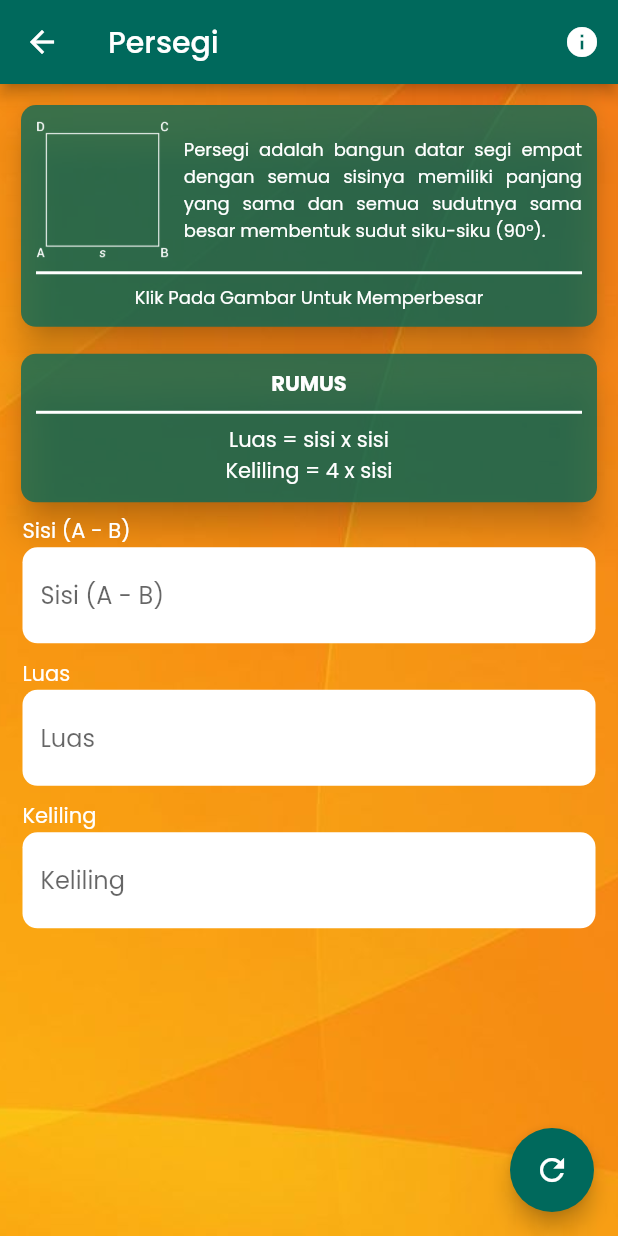
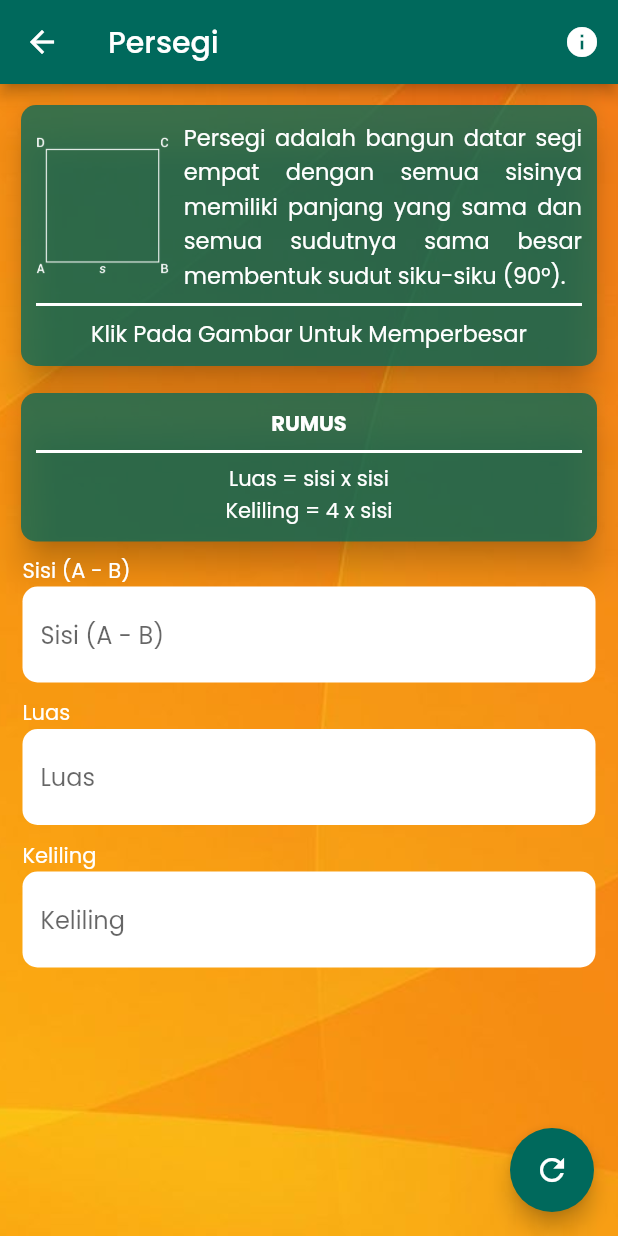
Before and after one commit to chapter911/flutter_Bangun_Datar_dan_Ruang, a Flutter app: the screen it shows after launch, after a tap on "Persegi", on a phone screen of 412 x 824 dp. Run offline on Flutter 3.47's test engine with Material 2 defaults, Android fonts, the phone set to English and light mode, and no system bars; our stand-ins replace get, google_fonts, google_mobile_ads, package_info; network calls fail.

Commit message:
change font size

```diff
--- a/lib/constant/constantwidget.dart
+++ b/lib/constant/constantwidget.dart
@@ -115,7 +115,7 @@ Card keterangan(BuildContext context, String gambar, String keterangan) {
                     keterangan,
                     style: const TextStyle(
                       color: Colors.white,
-                      fontSize: 12,
+                      fontSize: 15,
                     ),
                     textAlign: TextAlign.justify,
                   ),
@@ -131,7 +131,7 @@ Card keterangan(BuildContext context, String gambar, String keterangan) {
             "Klik Pada Gambar Untuk Memperbesar",
             style: TextStyle(
               color: Colors.white,
-              fontSize: 12,
+              fontSize: 15,
             ),
           )
         ],
```
